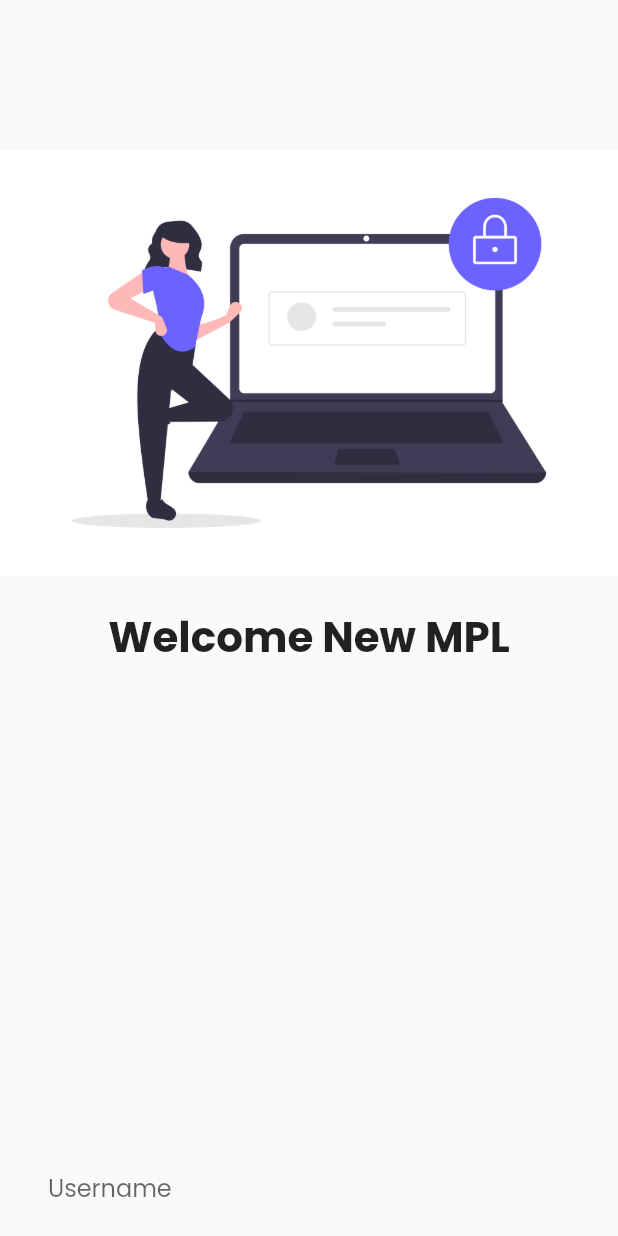
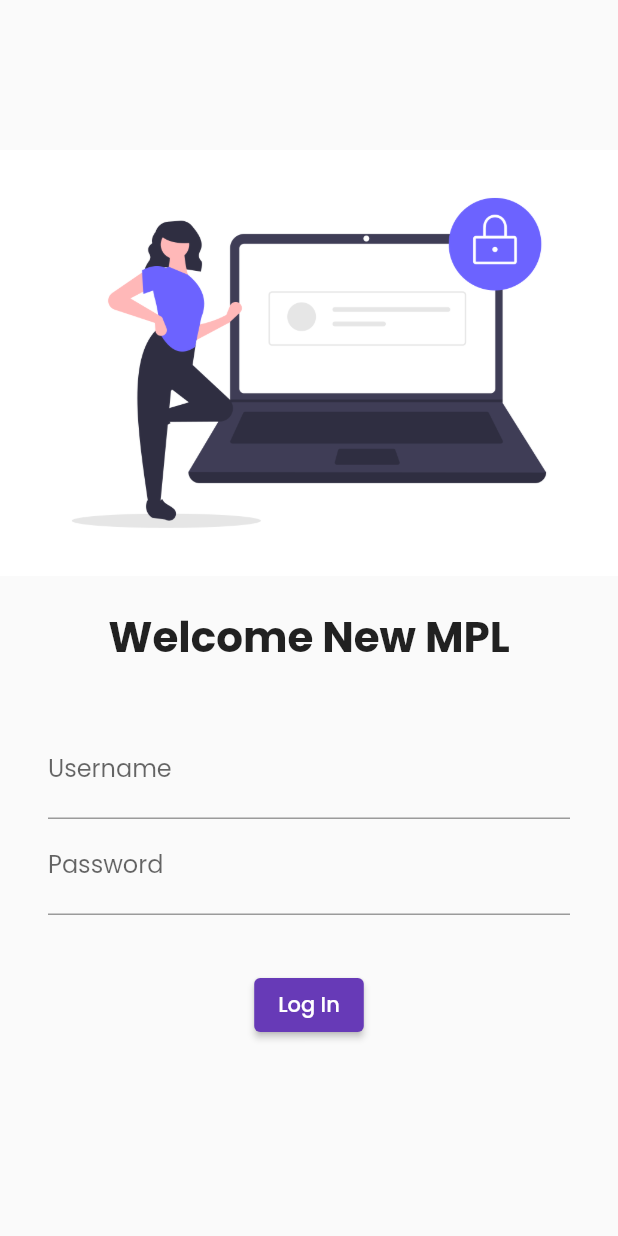
Before and after one commit to subeeshsudhakaran/LearnFlutter, a Flutter app: the screen it shows after launch, on a phone screen of 412 x 824 dp. Run offline on Flutter 3.47's test engine with Material 2 defaults, Android fonts, the phone set to English and light mode, and no system bars; our stand-ins replace google_fonts.

Commit message:
Navigator - used to redirect into next screen

```diff
--- a/my_app/lib/screens/login.dart
+++ b/my_app/lib/screens/login.dart
@@ -1,4 +1,5 @@
 import 'package:flutter/material.dart';
+import 'package:my_app/utilities/routes.dart';
 
 class Login extends StatelessWidget {
   @override
@@ -25,7 +26,7 @@ class Login extends StatelessWidget {
               ),
             ),
             const SizedBox(
-              height: 300.0,
+              height: 20.0,
             ),
             Padding(
               padding:
@@ -55,7 +56,7 @@ class Login extends StatelessWidget {
               child: Text("Log In"),
               style: TextButton.styleFrom(),
               onPressed: () {
-                print("Welcome to MPL");
+                Navigator.pushNamed(context, MyRoute.homeRoute);
               },
             )
           ],
```
